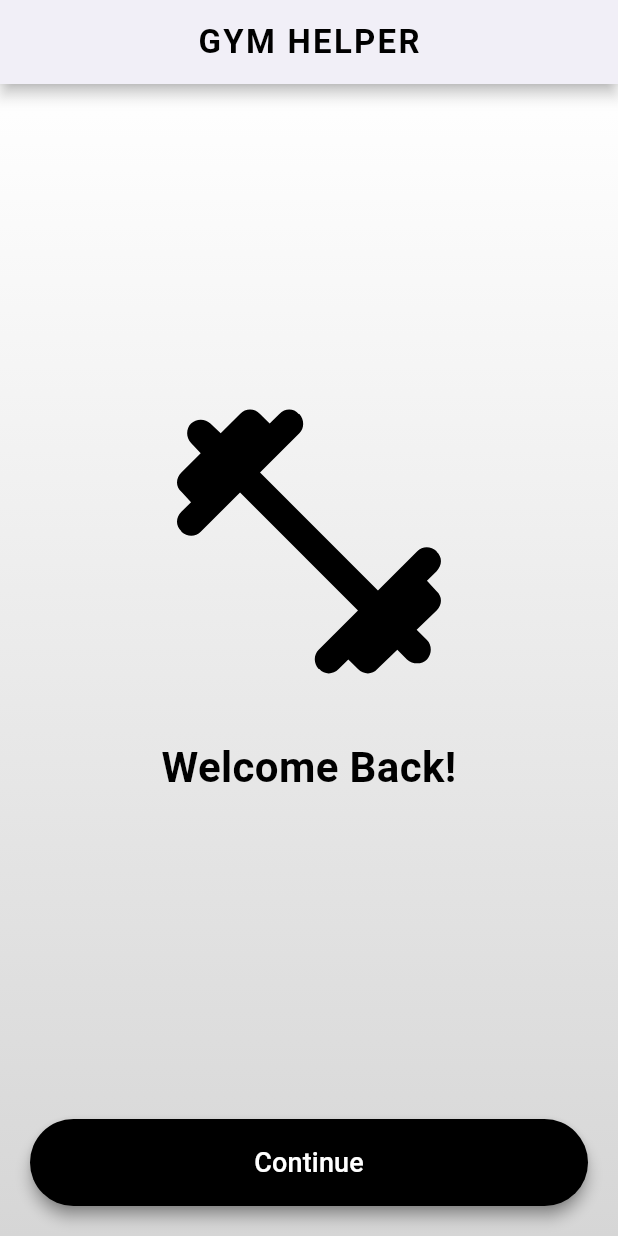
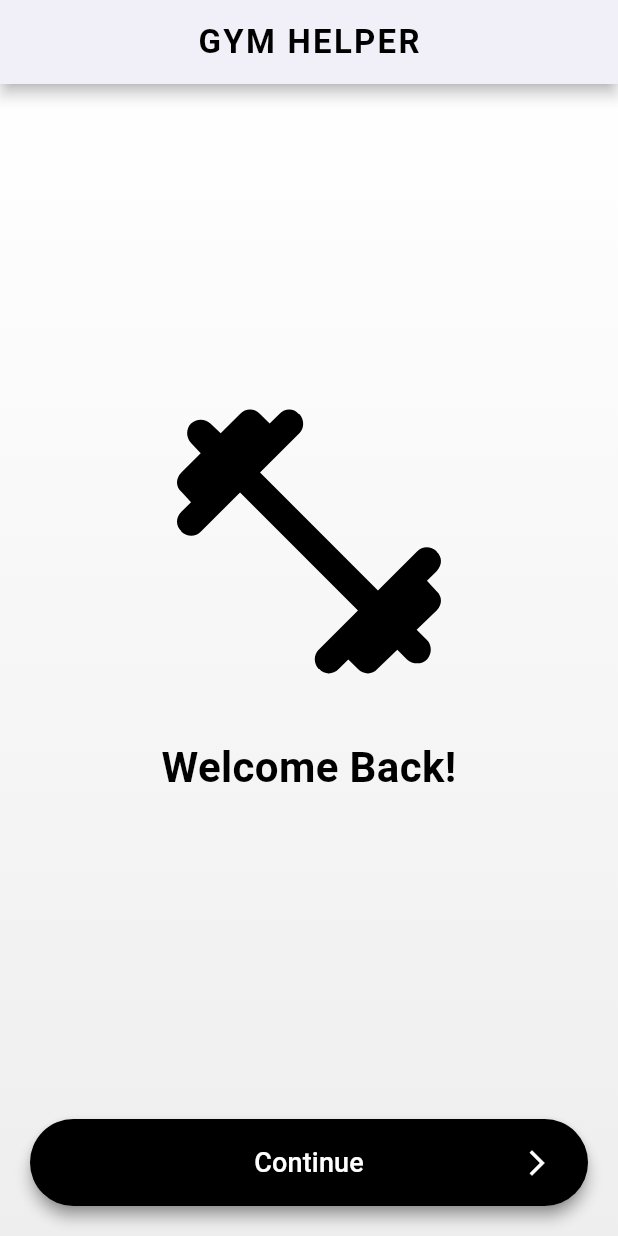
Before and after one commit to JamesMWaller/MobileAndUbiquitousComputing, a Flutter app: the screen it shows after launch, on a phone screen of 412 x 824 dp. Run offline on Flutter 3.47's test engine with Material 3 defaults, Android fonts, the phone set to English and light mode, and no system bars; our stand-ins replace flutter_blue_plus, permission_handler.

Commit message:
Effect added

```diff
--- a/flutter_ble/lib/home_page.dart
+++ b/flutter_ble/lib/home_page.dart
@@ -25,7 +25,7 @@ class HomePage extends StatelessWidget {
       body: Container(
         decoration: BoxDecoration(
           gradient: LinearGradient(
-            colors: [Colors.white, Colors.grey[350]!],
+            colors: [Colors.white, Colors.grey[200]!],
             begin: Alignment.topCenter,
             end: Alignment.bottomCenter,
           ),
@@ -34,10 +34,10 @@ class HomePage extends StatelessWidget {
           mainAxisAlignment: MainAxisAlignment.center,
           crossAxisAlignment: CrossAxisAlignment.center,
           children: [
-            Expanded(
+            const Expanded(
               child: Column(
                 mainAxisAlignment: MainAxisAlignment.center,
-                children: const [
+                children: [
                   Icon(
                     Icons.fitness_center_rounded,
                     size: 220,
@@ -62,24 +62,41 @@ class HomePage extends StatelessWidget {
                 width: double.infinity,
                 child: ElevatedButton(
                   onPressed: () {
-                    Navigator.of(context).push(MaterialPageRoute(builder: (context) => Exercises())
-                    );
+                    _navigateWithAnimation(context);
                   },
                   style: ElevatedButton.styleFrom(
                     backgroundColor: Colors.black,
-                    padding: const EdgeInsets.symmetric(vertical: 16),
+                    padding: const EdgeInsets.symmetric(vertical: 16, horizontal: 24),
                     shape: RoundedRectangleBorder(
                       borderRadius: BorderRadius.circular(30),
                     ),
                     elevation: 4,
                     shadowColor: Colors.grey[700],
-                    overlayColor: Colors.grey[800],
                   ),
-                  child: const Text(
-                    'Continue',
-                    style: TextStyle(fontSize: 18, color: Colors.white),
+                  child: const Stack(
+                    alignment: Alignment.center,
+                    children: [
+                      Align(
+                        alignment: Alignment.center,
+                        child: Text(
+                          'Continue',
+                          style: TextStyle(
+                            fontSize: 18,
+                            color: Colors.white,
+                          ),
+                        ),
+                      ),
+                      Align(
+                        alignment: Alignment.centerRight,
+                        child: Icon(
+                          Icons.arrow_forward_ios,
+                          size: 20,
+                          color: Colors.white,
+                        ),
+                      ),
+                    ],
                   ),
-                ),
+                )
               ),
             ),
           ],
@@ -87,4 +104,30 @@ class HomePage extends StatelessWidget {
       ),
     );
   }
+
+
+
+  void _navigateWithAnimation(BuildContext context) {
+    Navigator.of(context).push(
+      PageRouteBuilder(
+        transitionDuration: const Duration(milliseconds: 500),
+        pageBuilder: (_, animation, secondaryAnimation) => Exercises(),
+        transitionsBuilder: (_, animation, secondaryAnimation, child) {
+          const begin = Offset(1.0, 0.0);
+          const end = Offset(0.0, 0.0);
+          const curve = Curves.easeInOut;
+
+          var tween = Tween(begin: begin, end: end).chain(CurveTween(curve: curve));
+          var offsetAnimation = animation.drive(tween);
+
+          return SlideTransition(
+            position: offsetAnimation,
+            child: child,
+          );
+        },
+      ),
+    );
+  }
+
+
 }
```
